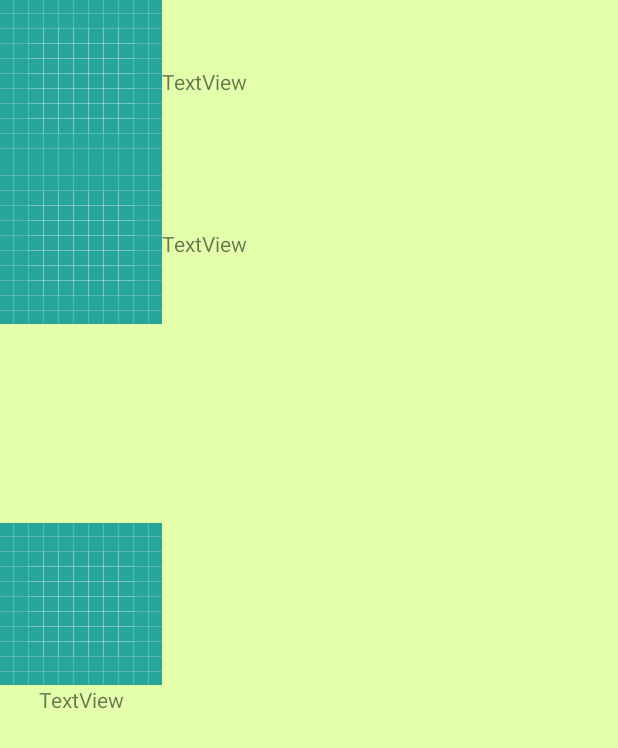
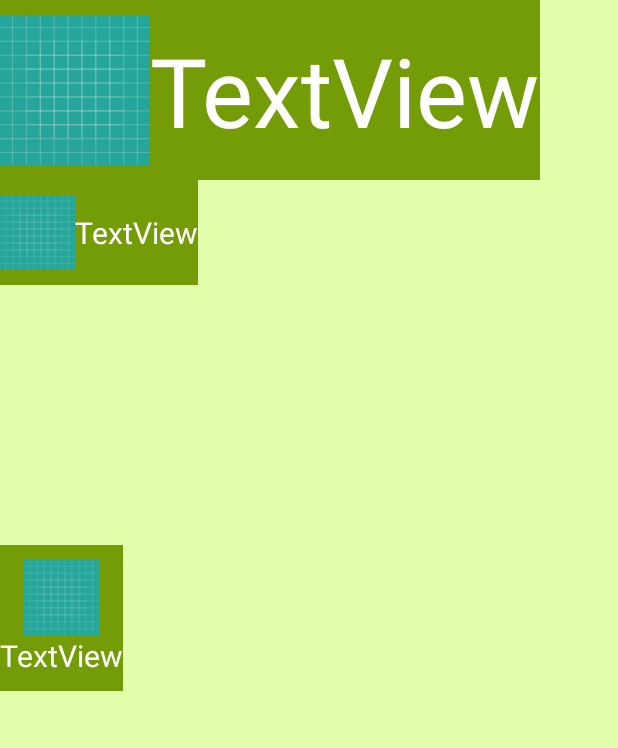
Before and after one commit to Jaeguins/2018-Trf-Compete-Client, an Android app: the Tracking screen opened directly, with no data from a screen before it, on a phone screen of 412 x 824 dp. Shown: the top 748 px of the screen. Run offline under Robolectric (Android 15) with nearby library versions, the phone set to English and light mode, and no system bars; libraries missing offline, so code that uses them is left out: com.skt; 7 statements that could not run were skipped.

Commit message:
Track layout improve

```diff
--- a/app/src/main/java/com/example/jsu48/a2018_trf_compete_client/MapViewer.java
+++ b/app/src/main/java/com/example/jsu48/a2018_trf_compete_client/MapViewer.java
@@ -55,7 +55,6 @@ public class MapViewer extends AppCompatActivity {
         recyclerView.setAdapter(adap);
         input =findViewById(R.id.inputLoc);
         searchResult = findViewById(R.id.searchResultHint);
-        tMapView.setCompassMode(true);
         tMapView.setLocationPoint(gps.getLongitude(),gps.getLatitude());
         tMapView.setCenterPoint(gps.getLongitude(),gps.getLatitude());
         searchBtn.setOnClickListener(new View.OnClickListener() {
--- a/app/src/main/java/com/example/jsu48/a2018_trf_compete_client/TrackTMapView.java
+++ b/app/src/main/java/com/example/jsu48/a2018_trf_compete_client/TrackTMapView.java
@@ -1,14 +1,33 @@
 package com.example.jsu48.a2018_trf_compete_client;
 
 import android.content.Context;
+import android.graphics.PointF;
 
+import com.skt.Tmap.TMapMarkerItem;
+import com.skt.Tmap.TMapPOIItem;
+import com.skt.Tmap.TMapPoint;
 import com.skt.Tmap.TMapView;
+
+import java.util.ArrayList;
 
 public class TrackTMapView extends TMapView {
     public TrackTMapView(Context context) {
         super(context);
         setSKTMapApiKey("4296b5d5-5254-4cc1-89a0-e6dfbb467f30");
         this.setCompassMode(true);
+        this.setOnClickListenerCallBack(new OnClickListenerCallback(){
 
+            @Override
+            public boolean onPressEvent(ArrayList<TMapMarkerItem> arrayList, ArrayList<TMapPOIItem> arrayList1, TMapPoint tMapPoint, PointF pointF) {
+
+                return false;
+            }
+
+            @Override
+            public boolean onPressUpEvent(ArrayList<TMapMarkerItem> arrayList, ArrayList<TMapPOIItem> arrayList1, TMapPoint tMapPoint, PointF pointF) {
+                TrackTMapView.this.setCompassMode(true);
+                return false;
+            }
+        });
     }
 }
--- a/app/src/main/res/layout/activity_tracking.xml
+++ b/app/src/main/res/layout/activity_tracking.xml
@@ -18,23 +18,22 @@
 
     <android.support.constraint.ConstraintLayout
         android:id="@+id/turnInfo"
+        style="@style/itemContent"
         android:layout_width="match_parent"
         android:layout_height="match_parent"
         android:visibility="visible">
 
         <android.support.constraint.ConstraintLayout
             android:id="@+id/nowTurn"
+            style="@style/itemContainer"
             android:layout_width="0dp"
             android:layout_height="wrap_content"
-            app:layout_constraintEnd_toEndOf="parent"
             app:layout_constraintStart_toStartOf="parent"
             app:layout_constraintTop_toTopOf="parent">
 
             <ImageView
                 android:id="@+id/nowImage"
                 style="@style/nowTurn"
-                android:layout_width="wrap_content"
-                android:layout_height="wrap_content"
                 app:layout_constraintBottom_toBottomOf="parent"
                 app:layout_constraintStart_toStartOf="parent"
                 app:layout_constraintTop_toTopOf="parent"
@@ -42,9 +41,11 @@
 
             <TextView
                 android:id="@+id/nowDist"
+                style="@style/itemContent"
                 android:layout_width="wrap_content"
                 android:layout_height="wrap_content"
                 android:text="TextView"
+                android:textSize="64dp"
                 app:layout_constraintBottom_toBottomOf="parent"
                 app:layout_constraintStart_toEndOf="@+id/nowImage"
                 app:layout_constraintTop_toTopOf="parent" />
@@ -53,6 +54,7 @@
 
         <android.support.constraint.ConstraintLayout
             android:id="@+id/nextTurn"
+            style="@style/itemContainer"
             android:layout_width="wrap_content"
             android:layout_height="wrap_content"
             app:layout_constraintStart_toStartOf="parent"
@@ -61,8 +63,6 @@
             <ImageView
                 android:id="@+id/nextImage"
                 style="@style/nextTurn"
-                android:layout_width="wrap_content"
-                android:layout_height="wrap_content"
                 app:layout_constraintBottom_toBottomOf="parent"
                 app:layout_constraintStart_toStartOf="parent"
                 app:layout_constraintTop_toTopOf="parent"
@@ -70,6 +70,7 @@
 
             <TextView
                 android:id="@+id/nextDist"
+                style="@style/itemContent"
                 android:layout_width="wrap_content"
                 android:layout_height="wrap_content"
                 android:text="TextView"
@@ -83,6 +84,7 @@
 
     <android.support.constraint.ConstraintLayout
         android:id="@+id/signInfo"
+        style="@style/itemContainer"
         android:layout_width="wrap_content"
         android:layout_height="wrap_content"
         android:visibility="visible"
@@ -93,8 +95,6 @@
         <ImageView
             android:id="@+id/signImage"
             style="@style/sign"
-            android:layout_width="wrap_content"
-            android:layout_height="wrap_content"
             app:layout_constraintEnd_toEndOf="parent"
             app:layout_constraintStart_toStartOf="parent"
             app:layout_constraintTop_toTopOf="parent"
@@ -102,6 +102,7 @@
 
         <TextView
             android:id="@+id/signDist"
+            style="@style/itemContent"
             android:layout_width="wrap_content"
             android:layout_height="wrap_content"
             android:text="TextView"
--- a/app/src/main/res/values/styles.xml
+++ b/app/src/main/res/values/styles.xml
@@ -63,15 +63,18 @@
         <item name="android:textColor">@color/colorPrimary</item>
     </style>
     <style name="sign">
-        <item name="android:width">100dp</item>
-        <item name="android:height">100dp</item>
+        <item name="android:layout_width">50dp</item>
+        <item name="android:layout_height">50dp</item>
+        <item name="android:scaleType">fitXY</item>
     </style>
     <style name="nowTurn">
-        <item name="android:width">150dp</item>
-        <item name="android:height">150dp</item>
+        <item name="android:layout_width">100dp</item>
+        <item name="android:layout_height">100dp</item>
+        <item name="android:scaleType">fitXY</item>
     </style>
     <style name="nextTurn">
-        <item name="android:width">500dp</item>
-        <item name="android:height">500dp</item>
+        <item name="android:layout_width">50dp</item>
+        <item name="android:layout_height">50dp</item>
+        <item name="android:scaleType">fitXY</item>
     </style>
 </resources>
```
Also changed, not shown: app/src/main/java/com/example/jsu48/a2018_trf_compete_client/DestTMapView.java (+15 -9 lines).
